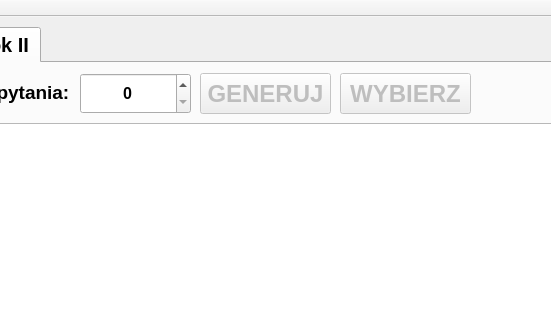
The window that W_PREZENTACJI/mainwindow.ui (lmalinski/EgzaminPrzedmiotowy_30) describes before a commit, drawn with Qt 5; both pictures show x 132 to 683 and y 0 to 320 of the 1300 by 800 pixel window.
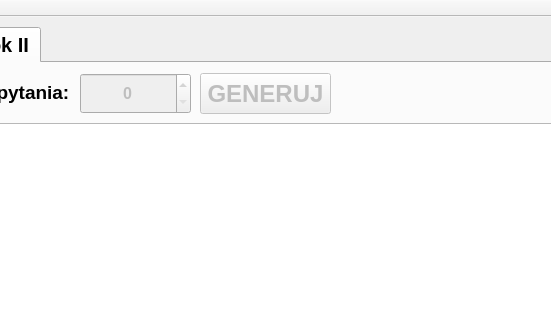
The same window after the commit. The open tabs and pages were chosen to show the change.

The edit to the form file:
```diff
--- a/W_PREZENTACJI/mainwindow.ui
+++ b/W_PREZENTACJI/mainwindow.ui
@@ -277,6 +277,9 @@
       </property>
      </widget>
      <widget class="QSpinBox" name="liczB">
+      <property name="enabled">
+       <bool>false</bool>
+      </property>
       <property name="geometry">
        <rect>
         <x>200</x>
@@ -310,28 +313,6 @@
        <number>0</number>
       </property>
      </widget>
-     <widget class="QPushButton" name="pushWybBB">
-      <property name="enabled">
-       <bool>false</bool>
-      </property>
-      <property name="geometry">
-       <rect>
-        <x>460</x>
-        <y>10</y>
-        <width>131</width>
-        <height>41</height>
-       </rect>
-      </property>
-      <property name="font">
-       <font>
-        <pointsize>18</pointsize>
-        <bold>true</bold>
-       </font>
-      </property>
-      <property name="text">
-       <string>WYBIERZ</string>
-      </property>
-     </widget>
      <widget class="QPushButton" name="pushGenBB">
       <property name="enabled">
        <bool>false</bool>
```
Left out of the diff: 60 changed lines with no effect on the pictures.
